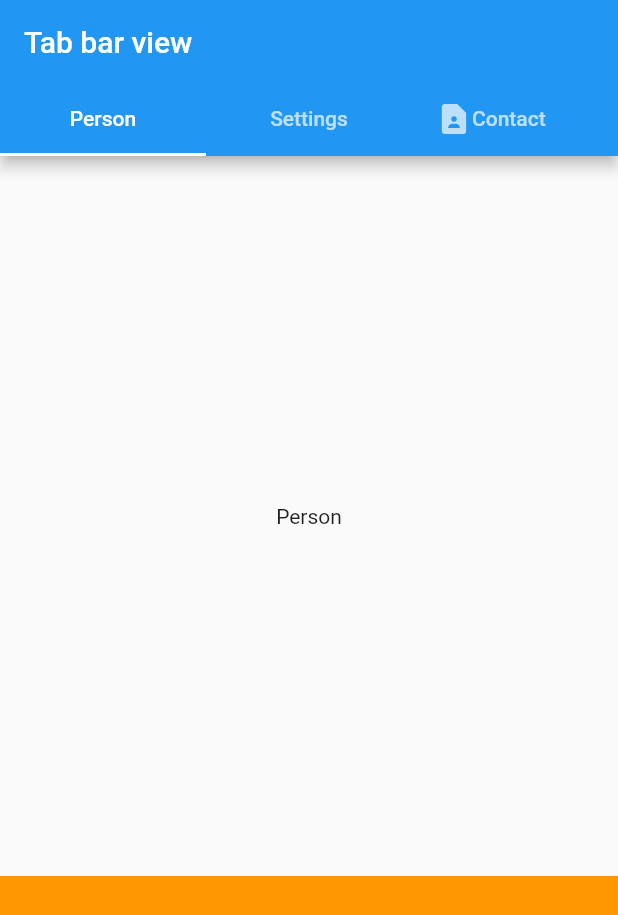
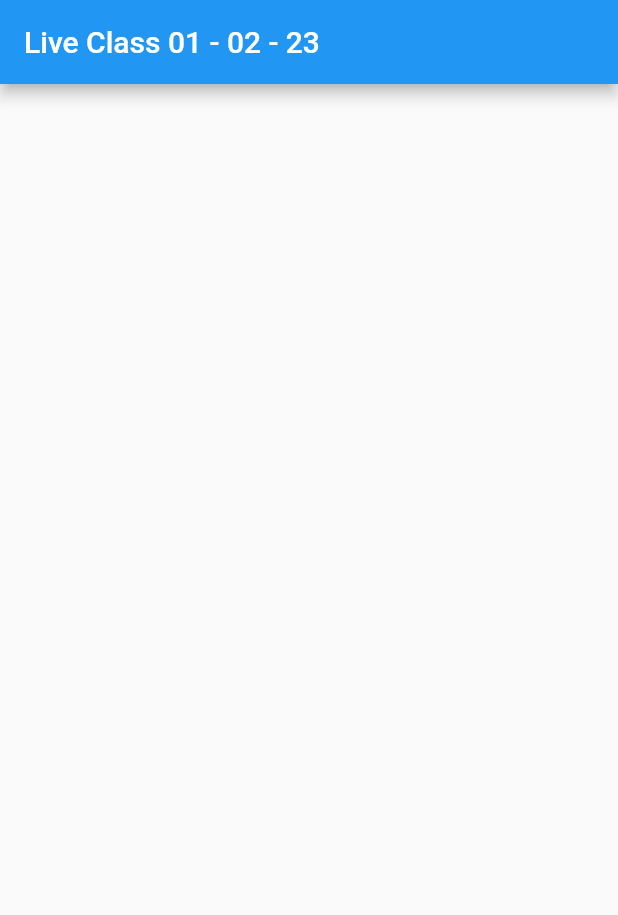
Before and after one commit to Ibrahim-K98han/flutter_resourse, a Flutter app: the screen it shows after launch, on a phone screen of 412 x 824 dp. Shown: the top 915 px of the screen. Run offline on Flutter 3.47's test engine with Material 2 defaults, Android fonts, the phone set to English and light mode, and no system bars; our stand-ins replace easy_splash_screen.

Commit message:
live class 1 2 23

```diff
--- /dev/null
+++ b/lib/live_class_01_02_23/live_class_01_02_23.dart
@@ -0,0 +1,14 @@
+import 'package:flutter/material.dart';
+
+class LiveClass01_02_23 extends StatelessWidget {
+  const LiveClass01_02_23({Key? key}) : super(key: key);
+
+  @override
+  Widget build(BuildContext context) {
+    return Scaffold(
+      appBar: AppBar(
+        title: Text('Live Class 01 - 02 - 23'),
+      ),
+    );
+  }
+}
--- a/lib/main.dart
+++ b/lib/main.dart
@@ -1,6 +1,7 @@
 import 'package:flutter/material.dart';
 import 'package:ostad_flutter/live_class_30_1_23/live_class.dart';
 import 'package:ostad_flutter/support_class_29_01_23/support_class_29_1_23.dart';
+import 'live_class_01_02_23/live_class_01_02_23.dart';
 import 'live_class_25_1_23/live_class_25_1_23.dart';
 import 'live_class_28_1_23/live_class_28_1_23.dart';
 
@@ -18,7 +19,7 @@ class MyApp extends StatelessWidget {
       theme: ThemeData(
         primarySwatch: Colors.blue,
       ),
-      home: LiveClass30_01_23()
+      home: LiveClass01_02_23()
     );
   }
 }
```
